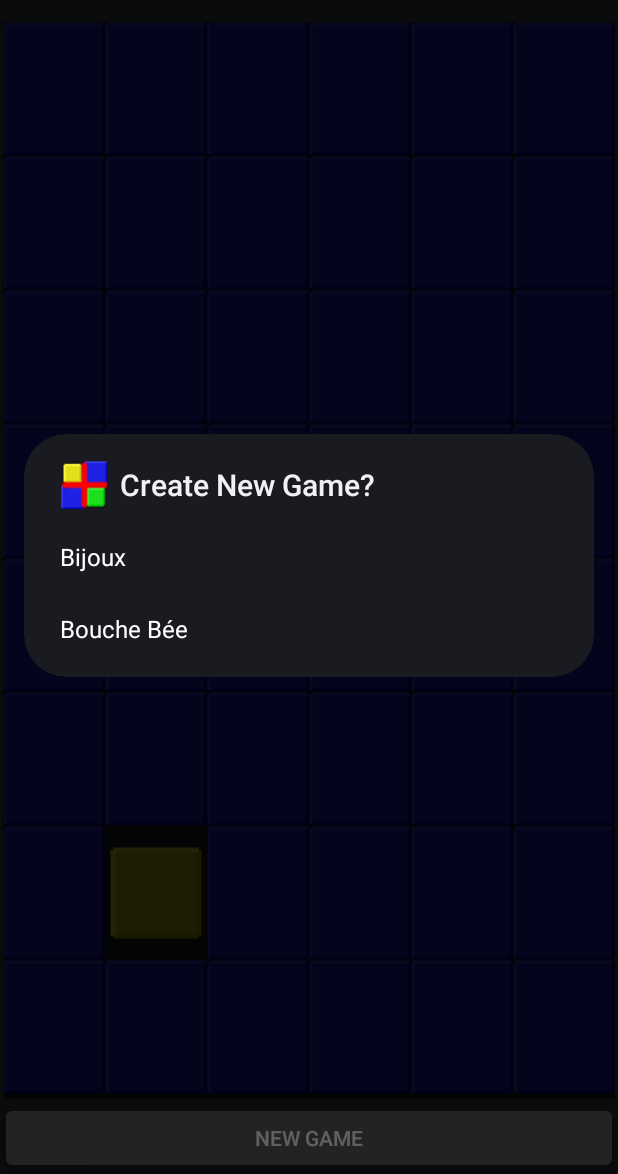
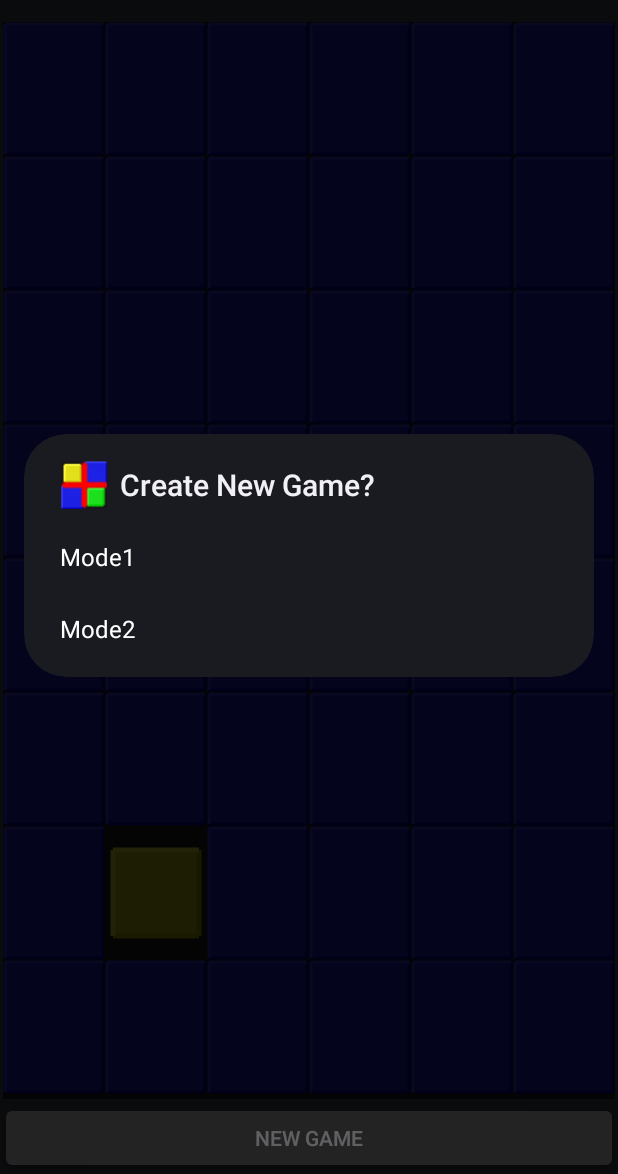
Before and after one commit to hotpro/202-Game, an Android app: the GameListActivity screen opened directly, with no data from a screen before it, after a tap on "NEW GAME", on a phone screen of 412 x 824 dp, the part 62-1236 px from its top. Run offline under Robolectric (Android 15) with nearby library versions, the phone set to English and light mode, and no system bars.

Commit message:
change game name

```diff
--- a/app/src/main/java/com/alfray/asqare/gamelist/GameListActivity.java
+++ b/app/src/main/java/com/alfray/asqare/gamelist/GameListActivity.java
@@ -46,6 +46,7 @@ import com.alfray.asqare.AsqareActivity;
 import com.alfray.asqare.AsqareContext;
 import com.alfray.asqare.R;
 import com.alfray.asqare.gameplay.AvailableGameplays;
+import com.alfray.asqare.gameplay.Bijoux;
 import com.alfray.asqare.gameplay.Gameplay;
 import com.alfray.asqare.gameplay.Title;
 
@@ -336,7 +337,9 @@ public class GameListActivity extends AsqareActivity {
     		if (view instanceof TextView && view.getId() == R.id.gameplay) {
 				String clazz = cursor.getString(columnIndex); // Columns.GAMEPLAY
 				clazz = formatGameplay(clazz);
-    			((TextView) view).setText(clazz);
+				String name = clazz.equals(Bijoux.class.getSimpleName()) ? getResources().getString(R.string.title_bijoux)
+						: getResources().getString(R.string.title_bouchebee);
+    			((TextView) view).setText(name);
     			return true;
     		}
 
--- a/app/src/main/java/com/alfray/asqare/gameplay/Bijoux.java
+++ b/app/src/main/java/com/alfray/asqare/gameplay/Bijoux.java
@@ -49,7 +49,7 @@ import com.alfray.asqare.view.AsqareView.drawBoard;
 
 public class Bijoux extends Gameplay {
 
-	private static final String TAG = "Asqare.Bijoux";
+	private static final String TAG = "Asqare.Mode1";
     private static final int SERIAL_ID = 1;
 
     /** Event to call doSetup, which fills the initial board randomly. */
--- a/app/src/main/java/com/alfray/asqare/gameplay/BoucheBee.java
+++ b/app/src/main/java/com/alfray/asqare/gameplay/BoucheBee.java
@@ -43,7 +43,7 @@ import com.alfray.asqare.view.AsqareView.drawBoard;
 
 public class BoucheBee extends Gameplay {
 
-	private static final String TAG = "Asqare.BoucheBee";
+	private static final String TAG = "Asqare.Mode2";
     private static final int SERIAL_ID = 1;
 
     /** Event to call doSetup, which fills the initial board randomly. */
--- a/app/src/main/res/values/strings.xml
+++ b/app/src/main/res/values/strings.xml
@@ -35,8 +35,8 @@
     <string name="delete_no">No</string>
     <string name="delete_msg">Are you sure your want to delete the %1$s game, created %2$s, last played %3$s with score %4$s?</string>
     <string name="new_title">Create New Game?</string>
-    <string name="title_bijoux">Bijoux</string>
-    <string name="title_bouchebee">Bouche Bée</string>
+    <string name="title_bijoux">Mode1</string>
+    <string name="title_bouchebee">Mode2</string>
     <!-- ivan -->
     <string name="bonus_time">Bonus time...</string>
     <string name="login">Login</string>
```
Also changed, not shown: 1 other file.
